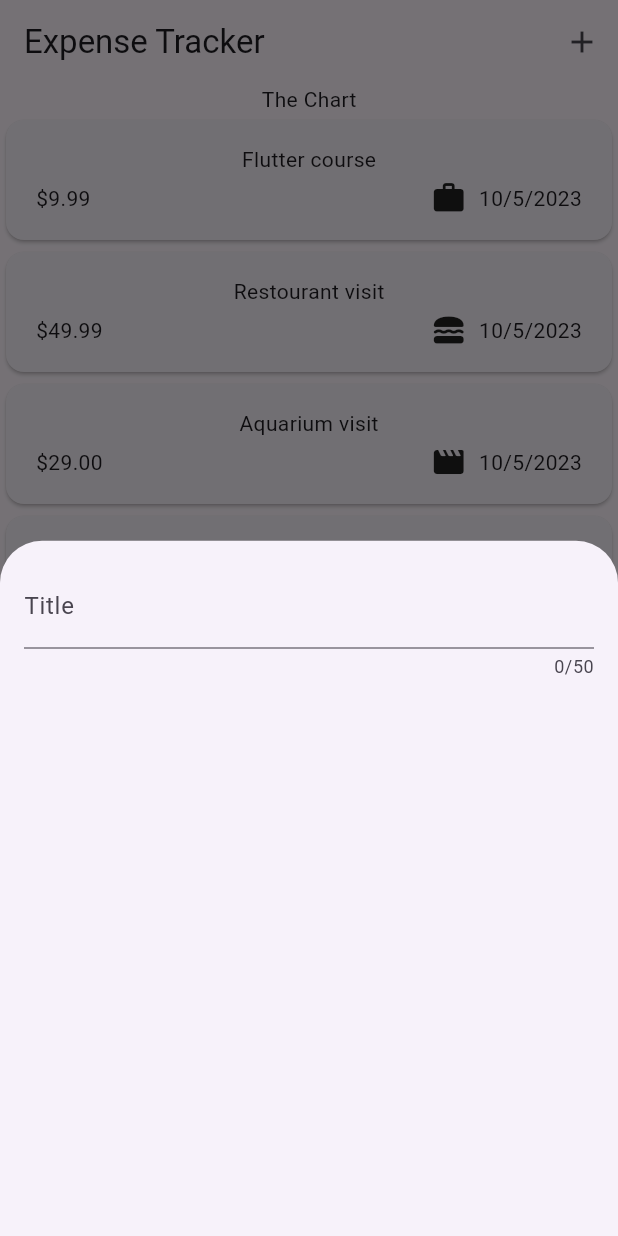
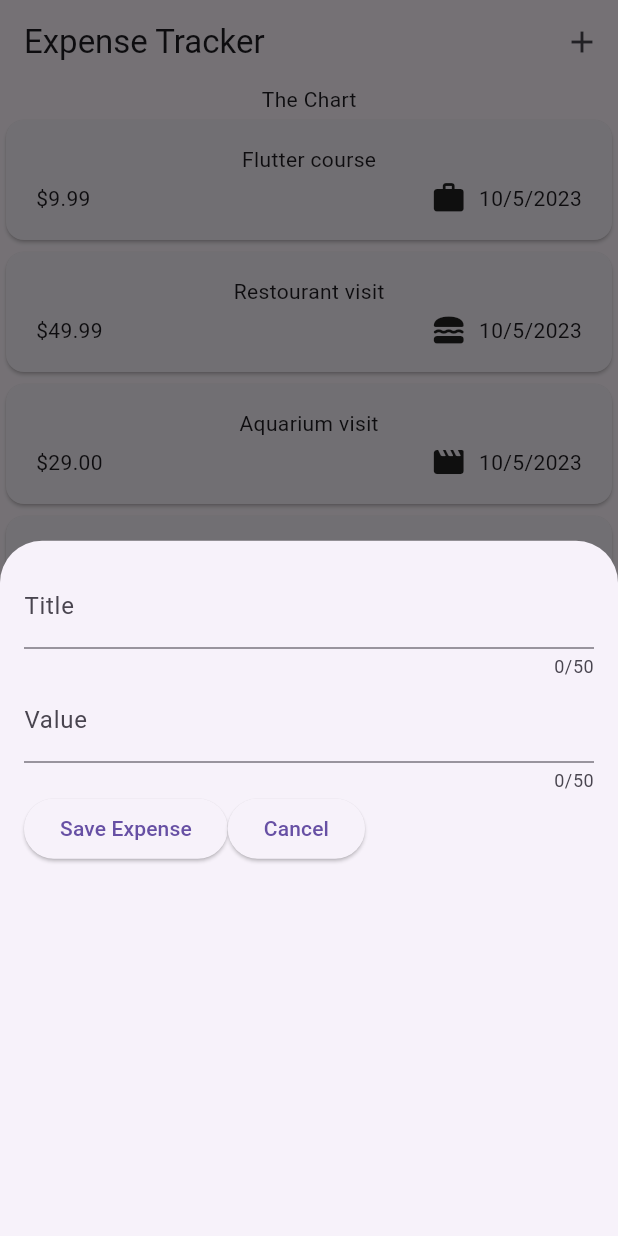
Before and after one commit to Ferskken/expense_tracker, a Flutter app: the screen it shows after launch, after a tap on the "add" icon, on a phone screen of 412 x 824 dp. Run offline on Flutter 3.47's test engine with Material 2 defaults, Android fonts, the phone set to English and light mode, and no system bars.

Commit message:
Added input and buttons in new_expense

```diff
--- a/lib/widgets/new_expense.dart
+++ b/lib/widgets/new_expense.dart
@@ -10,17 +10,54 @@ class NewExpense extends StatefulWidget {
 }
 
 class _NewExpenseState extends State<NewExpense> {
+  final _titleController = TextEditingController();
+  final _valueController = TextEditingController();
+
+  @override
+  void dispose() {
+    _titleController.dispose();
+    _valueController.dispose();
+    super.dispose();
+  }
+
   @override
   Widget build(BuildContext context) {
-    return const Padding(
+    return Padding(
       padding: EdgeInsets.all(16),
-      child: Column(children: [
-        TextField(
-          maxLength: 50,
-          keyboardType: TextInputType.text,
-          decoration: InputDecoration(label: Text("Title")),
-        ),
-      ]),
+      child: Column(
+        children: [
+          TextField(
+            controller: _titleController,
+            maxLength: 50,
+            keyboardType: TextInputType.text,
+            decoration: const InputDecoration(label: Text("Title")),
+          ),
+          TextField(
+            controller: _valueController,
+            maxLength: 50,
+            keyboardType: TextInputType.number,
+            decoration: const InputDecoration(label: Text("Value")),
+          ),
+          Row(
+            children: [
+              ElevatedButton(
+                onPressed: () {
+                  print(_titleController.text);
+                  print(_valueController.text);
+                },
+                child: const Text("Save Expense"),
+              ),
+              ElevatedButton(
+                onPressed: () {
+                  print(_titleController.text);
+                  print(_valueController.text);
+                },
+                child: const Text("Cancel"),
+              ),
+            ],
+          )
+        ],
+      ),
     );
   }
 }
```
